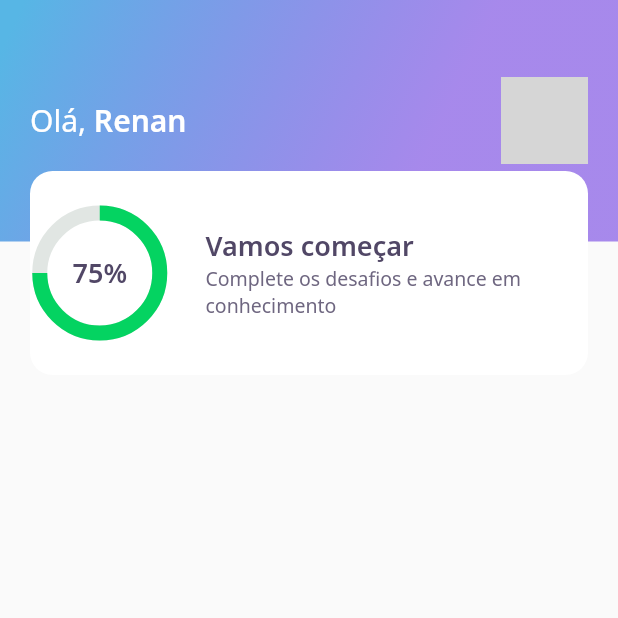
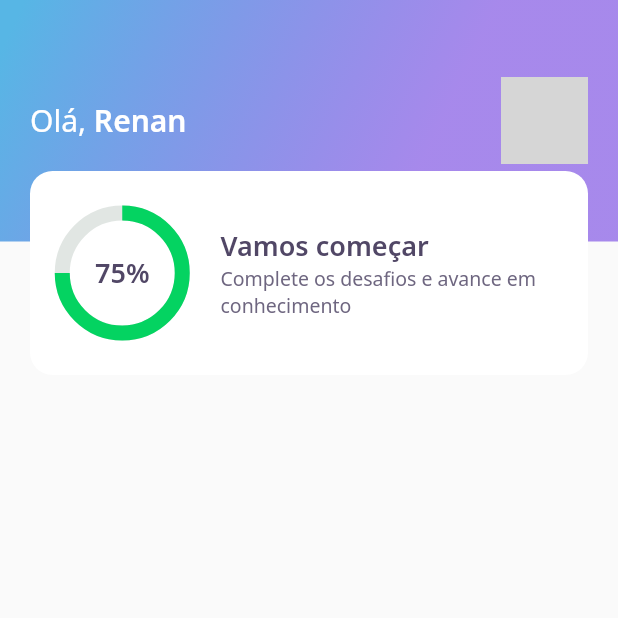
Before and after one commit to RenanGarcia/devquiz, a Flutter app: the screen it shows after launch, on a phone screen of 412 x 824 dp, the top half of it. Run offline on Flutter 3.47's test engine with Material 2 defaults, Android fonts, the phone set to English and light mode, and no system bars; our stand-ins replace google_fonts; network calls fail; grey boxes are pictures that could not be loaded.

Commit message:
Added horizontal padding to ScoreCardWidget content

```diff
--- a/lib/home/widgets/score_card/score_card_widget.dart
+++ b/lib/home/widgets/score_card/score_card_widget.dart
@@ -16,6 +16,8 @@ class ScoreCardWidget extends StatelessWidget {
           color: AppColors.white,
           borderRadius: BorderRadius.circular(15),
         ),
+        child: Padding(
+          padding: const EdgeInsets.symmetric(horizontal: 20),
           child: Row(
             crossAxisAlignment: CrossAxisAlignment.center,
             children: [
@@ -40,6 +42,7 @@ class ScoreCardWidget extends StatelessWidget {
             ],
           ),
         ),
+      ),
     );
   }
 }
```
Lines whose indentation alone changed are shown as unchanged.
